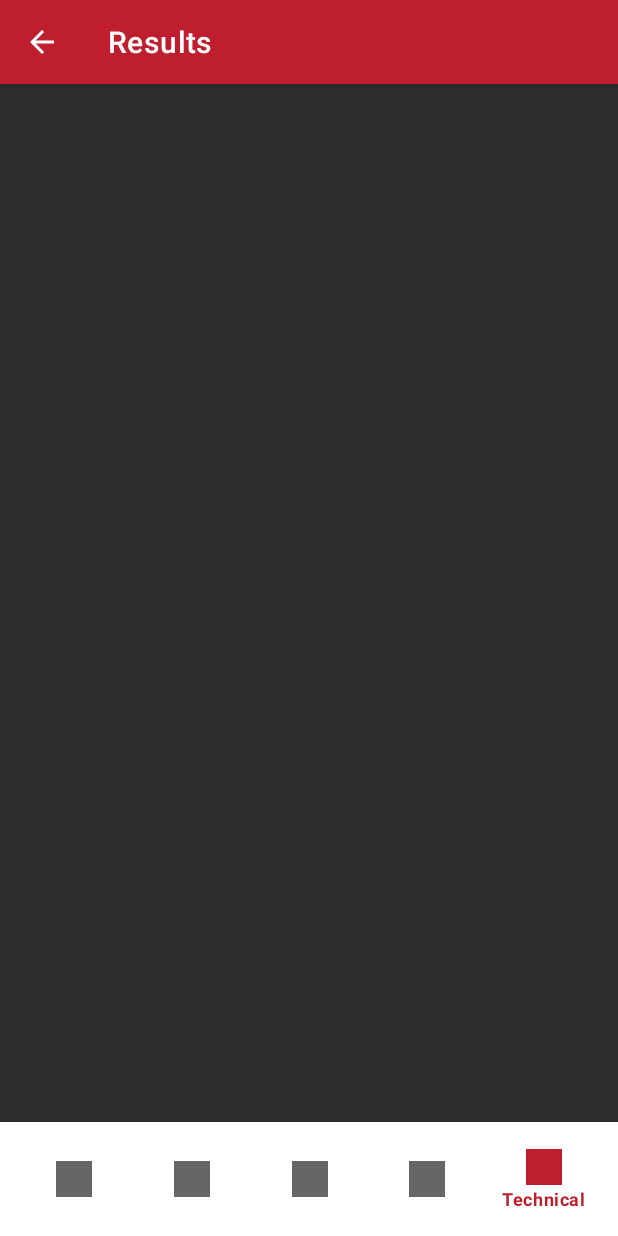
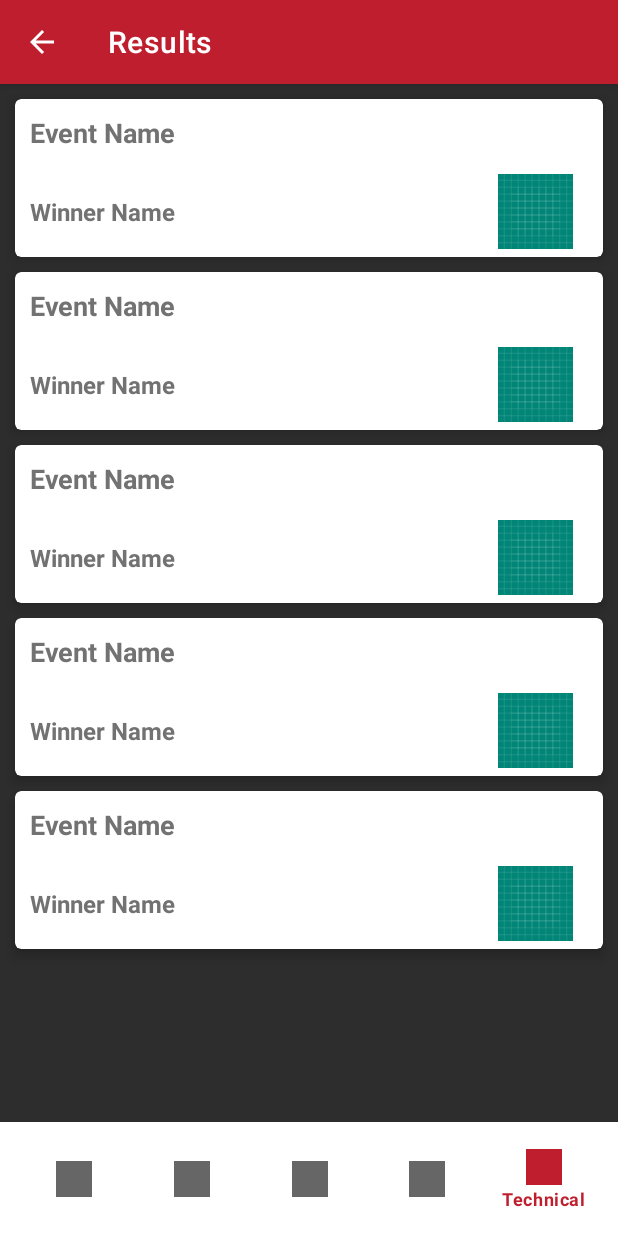
Before and after one commit to shashank1800/Android_App-Utopia-19, an Android app: the Results screen opened directly, with no data from a screen before it, item 5 of the bottom bar chosen, on a phone screen of 412 x 824 dp. Run offline under Robolectric (Android 15) with nearby library versions, the phone set to English and light mode, and no system bars; our stand-ins replace Firebase (no records; nobody signed in at launch, a user with empty details on screens opened directly).

Commit message:
11 commit

```diff
--- a/app/build.gradle
+++ b/app/build.gradle
@@ -37,6 +37,7 @@ dependencies {
     implementation 'com.squareup.picasso:picasso:2.71828'
     implementation 'com.android.support:support-compat:28.0.0'
     implementation 'com.github.barteksc:android-pdf-viewer:2.8.2'
+    implementation 'de.hdodenhof:circleimageview:2.2.0'
     implementation 'com.google.firebase:firebase-messaging:17.3.4'
 }
 apply plugin: 'com.google.gms.google-services'
--- a/app/src/main/AndroidManifest.xml
+++ b/app/src/main/AndroidManifest.xml
@@ -31,15 +31,16 @@
         </activity>
         <activity
             android:name=".SplashScreen"
-            android:theme="@style/Theme.AppCompat.Light.NoActionBar" />
-        <activity
-            android:name=".MainActivity"
-            android:theme="@style/MainActivityTheme">
+            android:theme="@style/Theme.AppCompat.Light.NoActionBar">
             <intent-filter>
                 <action android:name="android.intent.action.MAIN" />
 
                 <category android:name="android.intent.category.LAUNCHER" />
             </intent-filter>
+        </activity>
+        <activity
+            android:name=".MainActivity"
+            android:theme="@style/MainActivityTheme">
         </activity>
         <activity
             android:name=".Teams"
@@ -103,5 +104,4 @@
             </intent-filter>
         </service>
     </application>
-
 </manifest>
--- a/app/src/main/java/com/rnsit/utopia/Adapters/TechViewAdapter.java
+++ b/app/src/main/java/com/rnsit/utopia/Adapters/TechViewAdapter.java
@@ -1,4 +1,59 @@
 package com.rnsit.utopia.Adapters;
 
-public class TechViewAdapter {
+import com.rnsit.utopia.AdapterObjects.TechObject;
+import com.rnsit.utopia.R;
+
+import android.content.Context;
+import androidx.annotation.Nullable;
+import androidx.recyclerview.widget.RecyclerView;
+
+import android.view.LayoutInflater;
+import android.view.View;
+import android.view.ViewGroup;
+import android.widget.TextView;
+import java.util.ArrayList;
+
+
+public class TechViewAdapter extends RecyclerView.Adapter<TechViewAdapter.ViewHolder> {
+    private ArrayList<TechObject> mTech;
+    private Context context;
+
+    public TechViewAdapter(Context context, ArrayList<TechObject> tech) {
+        this.context = context;
+        mTech = tech;
+    }
+
+    public class ViewHolder extends RecyclerView.ViewHolder{
+        public TextView eventName,partName,teamName;
+
+        public ViewHolder(@Nullable View itemView) {
+            super(itemView);
+            eventName = (TextView) itemView.findViewById(R.id.eventName);
+            partName = (TextView) itemView.findViewById(R.id.partName);
+        }
+    }
+
+    @Override
+    public TechViewAdapter.ViewHolder onCreateViewHolder(ViewGroup viewGroup, int i) {
+
+        View v = LayoutInflater.from(viewGroup.getContext()).inflate(R.layout.my_layout_tech, viewGroup, false);
+        return new ViewHolder(v);
+    }
+
+    @Override
+    public void onBindViewHolder(TechViewAdapter.ViewHolder viewHolder, int i) {
+        viewHolder.eventName.setTag(mTech.get(i));
+        viewHolder.eventName.setText(mTech.get(i).getEventName());
+        viewHolder.partName.setText(mTech.get(i).getPartName());
+    }
+
+    @Override
+    public int getItemCount() {
+        return mTech.size();
+    }
+
+    public void clear(){
+        mTech.clear();
+        notifyDataSetChanged();
+    }
 }
--- a/app/src/main/java/com/rnsit/utopia/Results.java
+++ b/app/src/main/java/com/rnsit/utopia/Results.java
@@ -27,6 +27,7 @@ import com.rnsit.utopia.Adapters.CultViewAdapter;
 import com.rnsit.utopia.Adapters.FunViewAdapter;
 import com.rnsit.utopia.Adapters.LitViewAdapter;
 import com.rnsit.utopia.Adapters.SportsViewAdapter;
+import com.rnsit.utopia.Adapters.TechViewAdapter;
 
 import java.util.ArrayList;
 
@@ -47,14 +48,15 @@ public class Results extends AppCompatActivity implements BottomNavigationView.O
     private SportsViewAdapter mSportsViewAdapter;
     private CultViewAdapter mCultViewAdapter;
     private LitViewAdapter mLitViewAdapter;
+    private TechViewAdapter mTechViewAdapter;
 
     private LinearLayoutManager linearLayoutManager1,linearLayoutManager2,linearLayoutManager3,linearLayoutManager4,linearLayoutManager5;
 
     private ArrayList<FunObject> funs;
     private ArrayList<SportsObject> sports;
-    private ArrayList<TechObject> techs;
     private ArrayList<CultObject> cults;
     private ArrayList<LitObject> lits;
+    private ArrayList<TechObject> techs;
 
     @Override
     protected void onCreate(Bundle savedInstanceState) {
@@ -64,9 +66,9 @@ public class Results extends AppCompatActivity implements BottomNavigationView.O
 
         funs = new ArrayList<FunObject>();
         sports = new ArrayList<SportsObject>();
-        techs = new ArrayList<TechObject>();
         cults = new ArrayList<CultObject>();
         lits = new ArrayList<LitObject>();
+        techs = new ArrayList<TechObject>();
 
         bottomNavigationView = (BottomNavigationView) findViewById(R.id.bottomNav);
         bottomNavigationView.setOnNavigationItemSelectedListener(this);
@@ -78,7 +80,10 @@ public class Results extends AppCompatActivity implements BottomNavigationView.O
         mRecyclerTech = (RecyclerView) findViewById(R.id.rec_tech);
 
         mRecyclerFun.setHasFixedSize(true);
+        mRecyclerCult.setHasFixedSize(true);
         mRecyclerSports.setHasFixedSize(true);
+        mRecyclerLit.setHasFixedSize(true);
+        mRecyclerTech.setHasFixedSize(true);
 
         linearLayoutManager1 = new LinearLayoutManager(context);
         linearLayoutManager1.setOrientation(RecyclerView.VERTICAL);
@@ -108,11 +113,13 @@ public class Results extends AppCompatActivity implements BottomNavigationView.O
         mCultViewAdapter = new CultViewAdapter(context,cults);
         mSportsViewAdapter = new SportsViewAdapter(context,sports);
         mLitViewAdapter = new LitViewAdapter(context,lits);
+        mTechViewAdapter = new TechViewAdapter(context,techs);
 
         mRecyclerFun.setAdapter(mFunViewAdapter);
         mRecyclerCult.setAdapter(mCultViewAdapter);
         mRecyclerSports.setAdapter(mSportsViewAdapter);
         mRecyclerLit.setAdapter(mLitViewAdapter);
+        mRecyclerTech.setAdapter(mTechViewAdapter);
 
         bottomNavigationView.setSelectedItemId(R.id.bot_sports);
 
@@ -185,6 +192,13 @@ public class Results extends AppCompatActivity implements BottomNavigationView.O
                 break;
             case R.id.bot_technical:ClearAdapter();
                 ClearVisibility();
+                mRecyclerTech.setVisibility(View.VISIBLE);
+                techs.add(new TechObject("Event Name","Winner Name","1"));
+                techs.add(new TechObject("Event Name","Winner Name","1"));
+                techs.add(new TechObject("Event Name","Winner Name","1"));
+                techs.add(new TechObject("Event Name","Winner Name","1"));
+                techs.add(new TechObject("Event Name","Winner Name","1"));
+                mTechViewAdapter.notifyDataSetChanged();
                 break;
         }
         return true;
@@ -203,5 +217,6 @@ public class Results extends AppCompatActivity implements BottomNavigationView.O
         mCultViewAdapter.clear();
         mSportsViewAdapter.clear();
         mLitViewAdapter.clear();
+        mTechViewAdapter.clear();
     }
 }
--- a/app/src/main/res/layout/my_layout_tech.xml
+++ b/app/src/main/res/layout/my_layout_tech.xml
@@ -14,6 +14,7 @@
         android:layout_gravity="center"
         android:orientation="vertical">
         <TextView
+            android:id="@+id/eventName"
             android:layout_width="wrap_content"
             android:layout_height="wrap_content"
             android:layout_weight="1"
@@ -21,7 +22,7 @@
             android:text="Event Name"
             android:textColor="@color/postDetailColor"
             android:textStyle="bold"
-            android:textSize="@dimen/dimen_20sp"
+            android:textSize="@dimen/dimen_18sp"
             android:fontFamily="sans-serif"/>
         <LinearLayout
             android:layout_width="match_parent"
@@ -32,16 +33,17 @@
                 android:layout_height="wrap_content"
                 android:orientation="horizontal">
                 <TextView
-                    android:layout_width="@dimen/dimen_0dp"
+                    android:id="@+id/partName"
+                    android:layout_width="315dp"
                     android:layout_height="wrap_content"
-                    android:layout_weight="1"
                     android:layout_gravity="center"
                     android:layout_marginLeft="@dimen/dimen_10dp"
+                    android:layout_weight="1"
+                    android:fontFamily="sans-serif"
                     android:text="Winner Name"
                     android:textColor="@color/postDetailColor"
-                    android:textStyle="bold"
                     android:textSize="@dimen/dimen_16sp"
-                    android:fontFamily="sans-serif"/>
+                    android:textStyle="bold" />
                 <ImageView
                     android:layout_width="@dimen/dimen_50dp"
                     android:layout_height="@dimen/dimen_50dp"
--- a/build.gradle
+++ b/build.gradle
@@ -16,7 +16,6 @@ allprojects {
     repositories {
         google()
         jcenter()
-        maven { url "https://jitpack.io" }
     }
 }
 
```
Also changed, not shown: app/src/main/java/com/rnsit/utopia/Adapters/SportsViewAdapter.java (indentation only).
